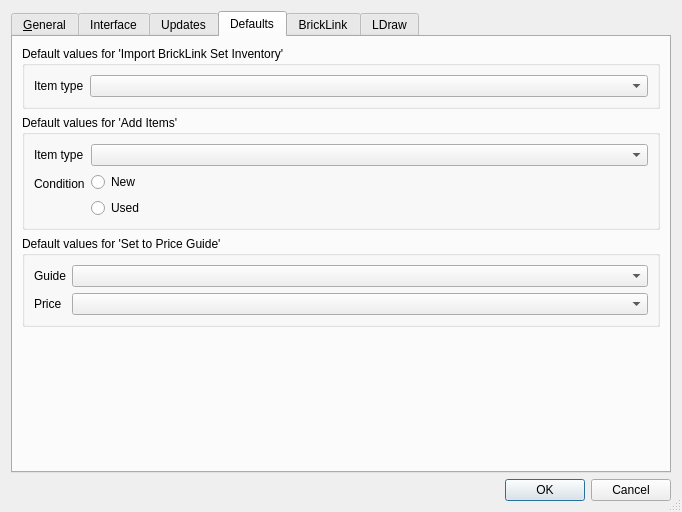
Before: the Qt Designer form src/settingsdialog.ui in rgriebl/brickstore, drawn with Qt 5.
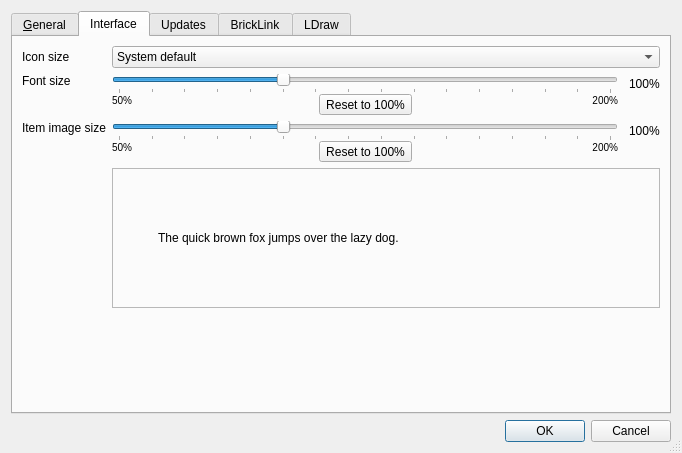
After: the same form once the commit is applied. The open tabs and pages were chosen to show the change. Icons and pictures are not drawn.

Commit message: Always save full UI state on exit, ditch the 'defaults' page in settings

```diff
--- a/src/settingsdialog.ui
+++ b/src/settingsdialog.ui
@@ -7,7 +7,7 @@
     <x>0</x>
     <y>0</y>
     <width>682</width>
-    <height>512</height>
+    <height>453</height>
    </rect>
   </property>
   <property name="windowTitle">
@@ -650,132 +650,6 @@
        </item>
       </layout>
      </widget>
-     <widget class="QWidget" name="defaults">
-      <attribute name="title">
-       <string>Defaults</string>
-      </attribute>
-      <layout class="QVBoxLayout" name="verticalLayout">
-       <item>
-        <widget class="QGroupBox" name="groupBox_2">
-         <property name="title">
-          <string>Default values for 'Import BrickLink Set Inventory'</string>
-         </property>
-         <layout class="QFormLayout" name="formLayout_2">
-          <item row="0" column="0">
-           <widget class="QLabel" name="label_7">
-            <property name="text">
-             <string>Item type</string>
-            </property>
-           </widget>
-          </item>
-          <item row="0" column="1">
-           <widget class="QComboBox" name="w_def_import_type"/>
-          </item>
-         </layout>
-        </widget>
-       </item>
-       <item>
-        <widget class="QGroupBox" name="groupBox_3">
-         <property name="title">
-          <string>Default values for 'Add Items'</string>
-         </property>
-         <layout class="QFormLayout" name="formLayout_3">
-          <item row="0" column="0">
-           <widget class="QLabel" name="label_5">
-            <property name="text">
-             <string>Item type</string>
-            </property>
-           </widget>
-          </item>
-          <item row="0" column="1">
-           <widget class="QComboBox" name="w_def_add_type"/>
-          </item>
-          <item row="1" column="0">
-           <widget class="QLabel" name="label_6">
-            <property name="text">
-             <string>Condition</string>
-            </property>
-           </widget>
-          </item>
-          <item row="1" column="1">
-           <widget class="QWidget" name="widget_3" native="true">
-            <layout class="QVBoxLayout" name="verticalLayout_6">
-             <property name="leftMargin">
-              <number>0</number>
-             </property>
-             <property name="topMargin">
-              <number>0</number>
-             </property>
-             <property name="rightMargin">
-              <number>0</number>
-             </property>
-             <property name="bottomMargin">
-              <number>0</number>
-             </property>
-             <item>
-              <widget class="QRadioButton" name="w_def_add_cond_new">
-               <property name="text">
-                <string>New</string>
-               </property>
-              </widget>
-             </item>
-             <item>
-              <widget class="QRadioButton" name="w_def_add_cond_used">
-               <property name="text">
-                <string>Used</string>
-               </property>
-              </widget>
-             </item>
-            </layout>
-           </widget>
-          </item>
-         </layout>
-        </widget>
-       </item>
-       <item>
-        <widget class="QGroupBox" name="groupBox_4">
-         <property name="title">
-          <string>Default values for 'Set to Price Guide'</string>
-         </property>
-         <layout class="QFormLayout" name="formLayout_4">
-          <item row="1" column="1">
-           <widget class="QComboBox" name="w_def_setpg_price"/>
-          </item>
-          <item row="0" column="0">
-           <widget class="QLabel" name="label">
-            <property name="text">
-             <string>Guide</string>
-            </property>
-           </widget>
-          </item>
-          <item row="0" column="1">
-           <widget class="QComboBox" name="w_def_setpg_time"/>
-          </item>
-          <item row="1" column="0">
-           <widget class="QLabel" name="label_2">
-            <property name="text">
-             <string>Price</string>
-            </property>
-           </widget>
-          </item>
-         </layout>
-        </widget>
-       </item>
-       <item>
-        <spacer name="verticalSpacer_2">
-         <property name="orientation">
-          <enum>Qt::Vertical</enum>
-         </property>
-         <property name="sizeHint" stdset="0">
-          <size>
-           <width>20</width>
-           <height>39</height>
-          </size>
-         </property>
-        </spacer>
-       </item>
-      </layout>
-     </widget>
      <widget class="QWidget" name="network">
       <attribute name="title">
        <string>BrickLink</string>
```
Left out of the diff: 10 changed lines with no effect on the pictures. The commit also changes 17 other files.
